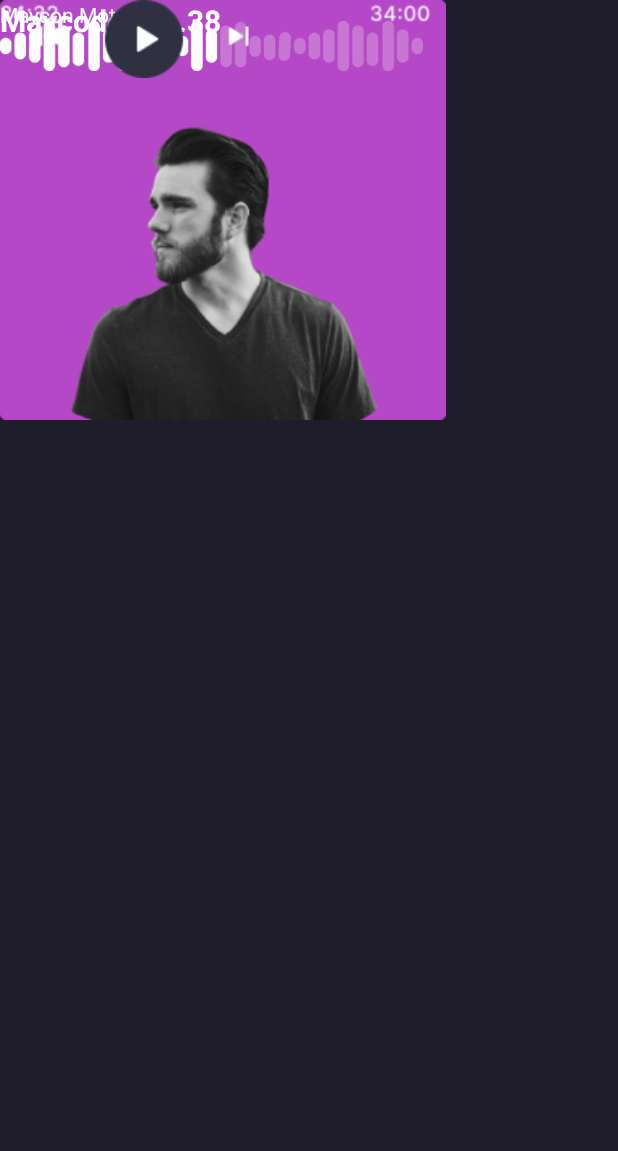
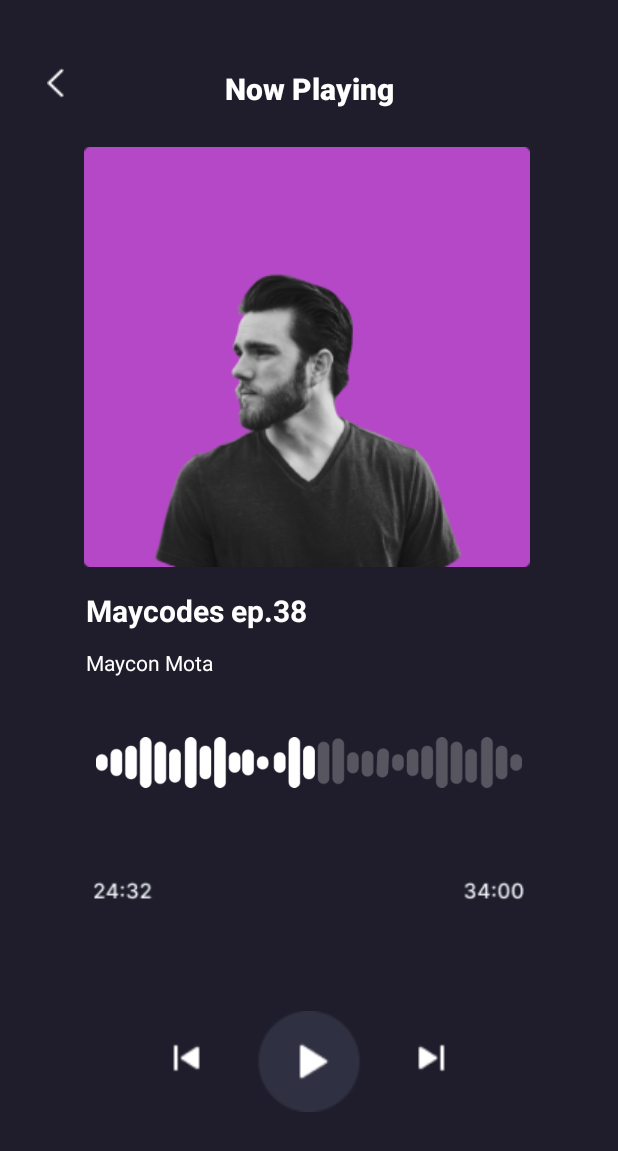
Before and after one commit to iValberOliveira/Codefy, an Android app: the SecondFragment screen opened through its navigation route, on a phone screen of 412 x 824 dp. Shown: the top 1151 px of the screen. Run offline under Robolectric (Android 15) with nearby library versions, the phone set to English and light mode, and no system bars; our stand-ins replace navigation-ui; 1 statement that could not run was skipped.

Commit message:
feat: ajustes no fragmentos e transferencia de dados através do navigator

```diff
--- a/app/src/main/java/com/example/codefy/MainActivity.java
+++ b/app/src/main/java/com/example/codefy/MainActivity.java
@@ -1,7 +1,9 @@
 package com.example.codefy;
 
 import android.os.Bundle;
+import android.support.annotation.NonNull;
 import android.support.design.widget.Snackbar;
+import android.support.v4.app.FragmentManager;
 import android.support.v7.app.AppCompatActivity;
 import android.view.View;
 
@@ -14,35 +16,25 @@ import com.example.codefy.databinding.ActivityMainBinding;
 
 import android.view.Menu;
 import android.view.MenuItem;
+import android.widget.ArrayAdapter;
 import android.widget.GridView;
 
 import java.util.ArrayList;
 
-public class MainActivity extends AppCompatActivity {
+public class  MainActivity extends AppCompatActivity {
 
     private AppBarConfiguration appBarConfiguration;
     private ActivityMainBinding binding;
-    GridView listPodcastView;
 
     @Override
     protected void onCreate(Bundle savedInstanceState) {
         super.onCreate(savedInstanceState);
 
+
         binding = ActivityMainBinding.inflate(getLayoutInflater());
         setContentView(binding.getRoot());
 
-        listPodcastView = findViewById(R.id.features_podcast_grid);
-
-        ArrayList<Podcast> PodcastList = new ArrayList<Podcast>();
-        PodcastList.add(new Podcast( "Maycon Software", "Teste", "teste"));
-        PodcastList.add(new Podcast( "Maycon Software", "Teste", "teste"));
-        PodcastList.add(new Podcast( "Maycon Software", "Teste", "teste"));
-
-
-        PodcastAdapter adapter = new PodcastAdapter(this, PodcastList);
-        listPodcastView.setAdapter(adapter);
     }
-
 
     @Override
     public boolean onSupportNavigateUp() {
--- a/app/src/main/java/com/example/codefy/Podcast.java
+++ b/app/src/main/java/com/example/codefy/PodcastModel.java
@@ -1,12 +1,11 @@
 package com.example.codefy;
 
-public class Podcast {
+public class PodcastModel {
     private String podcast_title;
     private String podcast_author;
     private String podcast_cover;
-    private int position;
 
-    public Podcast(String podcast_author, String podcast_title, String podcast_cover) {
+    public PodcastModel(String podcast_author, String podcast_title, String podcast_cover) {
         this.podcast_author = podcast_author;
         this.podcast_title = podcast_title;
         this.podcast_cover = podcast_cover;
--- a/app/src/main/java/com/example/codefy/SecondFragment.java
+++ b/app/src/main/java/com/example/codefy/SecondFragment.java
@@ -7,6 +7,7 @@ import android.view.ViewGroup;
 
 import android.support.annotation.NonNull;
 import android.support.v4.app.Fragment;
+import android.widget.TextView;
 
 import androidx.navigation.fragment.NavHostFragment;
 
@@ -30,6 +31,10 @@ public class SecondFragment extends Fragment {
     public void onViewCreated(@NonNull View view, Bundle savedInstanceState) {
         super.onViewCreated(view, savedInstanceState);
 
+        TextView tv = view.findViewById(R.id.textView5);
+        tv.setText(getArguments().getString("position"));
+
+
         /*binding.buttonSecond.setOnClickListener(new View.OnClickListener() {
             @Override
             public void onClick(View view) {
--- a/app/src/main/res/layout/fragment_second.xml
+++ b/app/src/main/res/layout/fragment_second.xml
@@ -9,83 +9,114 @@
 
 
     <LinearLayout
+        android:id="@+id/linearLayout"
         android:layout_width="wrap_content"
         android:layout_height="wrap_content"
-        android:orientation="horizontal">
+        android:orientation="horizontal"
+        app:layout_constraintBottom_toTopOf="parent"
+        app:layout_constraintEnd_toStartOf="parent"
+        app:layout_constraintStart_toStartOf="parent"
+        app:layout_constraintTop_toTopOf="parent">
 
     </LinearLayout>
 
     <TextView
         android:id="@+id/textView"
-        android:layout_width="match_parent"
+        android:layout_width="0dp"
         android:layout_height="wrap_content"
+        android:layout_marginTop="45dp"
+        android:layout_marginBottom="25dp"
         android:fontFamily="sans-serif-black"
         android:text="@string/txt.now_playing"
         android:textAlignment="center"
         android:textColor="#FFFFFF"
         android:textSize="20sp"
-        tools:layout_editor_absoluteX="0dp"
-        tools:layout_editor_absoluteY="45dp" />
+        app:layout_constraintBottom_toTopOf="@+id/imageView6"
+        app:layout_constraintEnd_toEndOf="parent"
+        app:layout_constraintStart_toStartOf="parent"
+        app:layout_constraintTop_toTopOf="parent" />
 
     <ImageView
         android:id="@+id/imageView"
         android:layout_width="wrap_content"
         android:layout_height="wrap_content"
+        android:layout_marginStart="31dp"
         android:src="@drawable/vector"
-        tools:layout_editor_absoluteX="31dp"
-        tools:layout_editor_absoluteY="45dp" />
+        app:layout_constraintStart_toStartOf="@+id/textView"
+        app:layout_constraintTop_toTopOf="@+id/textView" />
 
     <ImageView
         android:id="@+id/imageView6"
         android:layout_width="wrap_content"
         android:layout_height="wrap_content"
+        android:layout_marginBottom="15dp"
         android:src="@drawable/cover"
-        tools:layout_editor_absoluteX="57dp"
-        tools:layout_editor_absoluteY="97dp" />
+        app:layout_constraintBottom_toTopOf="@+id/textView5"
+        app:layout_constraintEnd_toEndOf="@+id/textView5"
+        app:layout_constraintStart_toEndOf="@+id/textView5"
+        app:layout_constraintTop_toBottomOf="@+id/textView" />
 
     <TextView
         android:id="@+id/textView5"
         android:layout_width="wrap_content"
         android:layout_height="wrap_content"
+        android:layout_marginStart="57dp"
+        android:layout_marginBottom="11dp"
         android:text="@string/txt.podcast_title"
         android:textColor="#FFFFFF"
         android:textSize="20sp"
-        tools:layout_editor_absoluteX="57dp"
-        tools:layout_editor_absoluteY="392dp"
-        android:textStyle="bold"/>
+        android:textStyle="bold"
+        app:layout_constraintBottom_toTopOf="@+id/textView6"
+        app:layout_constraintStart_toStartOf="parent"
+        app:layout_constraintTop_toBottomOf="@+id/imageView6" />
 
     <TextView
         android:id="@+id/textView6"
         android:layout_width="wrap_content"
         android:layout_height="wrap_content"
+        android:layout_marginBottom="20dp"
         android:text="Maycon Mota"
         android:textColor="#FFFFFF"
-        tools:layout_editor_absoluteX="57dp"
-        tools:layout_editor_absoluteY="430dp" />
+        app:layout_constraintBottom_toTopOf="@+id/imageView7"
+        app:layout_constraintStart_toStartOf="@+id/textView5"
+        app:layout_constraintTop_toBottomOf="@+id/textView5" />
 
     <ImageView
         android:id="@+id/imageView7"
-        android:layout_width="282dp"
-        android:layout_height="61dp"
+        android:layout_width="0dp"
+        android:layout_height="0dp"
+        android:layout_marginStart="64dp"
+        android:layout_marginEnd="64dp"
+        android:layout_marginBottom="12dp"
         android:src="@drawable/fooo"
-        tools:layout_editor_absoluteX="64dp"
-        tools:layout_editor_absoluteY="469dp" />
+        app:layout_constraintBottom_toTopOf="@+id/imageView8"
+        app:layout_constraintEnd_toEndOf="parent"
+        app:layout_constraintStart_toStartOf="parent"
+        app:layout_constraintTop_toBottomOf="@+id/textView6" />
 
     <ImageView
         android:id="@+id/imageView8"
-        android:layout_width="287dp"
-        android:layout_height="18dp"
+        android:layout_width="0dp"
+        android:layout_height="0dp"
+        android:layout_marginStart="62dp"
+        android:layout_marginEnd="62dp"
+        android:layout_marginBottom="40dp"
         android:src="@drawable/time"
-        tools:layout_editor_absoluteX="62dp"
-        tools:layout_editor_absoluteY="542dp" />
+        app:layout_constraintBottom_toTopOf="@+id/imageView9"
+        app:layout_constraintEnd_toEndOf="parent"
+        app:layout_constraintStart_toStartOf="parent"
+        app:layout_constraintTop_toBottomOf="@+id/imageView7" />
 
     <ImageView
         android:id="@+id/imageView9"
         android:layout_width="192dp"
-        android:layout_height="52dp"
+        android:layout_height="0dp"
+        android:layout_marginBottom="79dp"
         android:src="@drawable/player"
-        tools:layout_editor_absoluteX="109dp"
-        tools:layout_editor_absoluteY="600dp" />
+        app:layout_constraintBottom_toBottomOf="parent"
+        app:layout_constraintEnd_toEndOf="parent"
+        app:layout_constraintStart_toStartOf="parent"
+        app:layout_constraintTop_toBottomOf="@+id/imageView8" />
 
 
 </android.support.constraint.ConstraintLayout>
--- a/app/src/main/res/values/strings.xml
+++ b/app/src/main/res/values/strings.xml
@@ -13,7 +13,7 @@
     <string name="hello_blank_fragment">Hello blank fragment</string>
 
     <string name="txt_button_entrar">Entrar</string>
-    <string name="txt_podcast_description">O codefy é um podcast elaborado com temas sobre o curso de Engenharia de Software.</string>
+    <string name="txt_podcast_description">O codefy é um podcastModel elaborado com temas sobre o curso de Engenharia de Software.</string>
 
 
     <string name="placeholder_search_input">Pesquisar</string>
```
Also changed, not shown: app/src/main/java/com/example/codefy/FirstFragment.java (+27 -1 lines), app/src/main/java/com/example/codefy/PodcastAdapter.java (+26 -7 lines).
